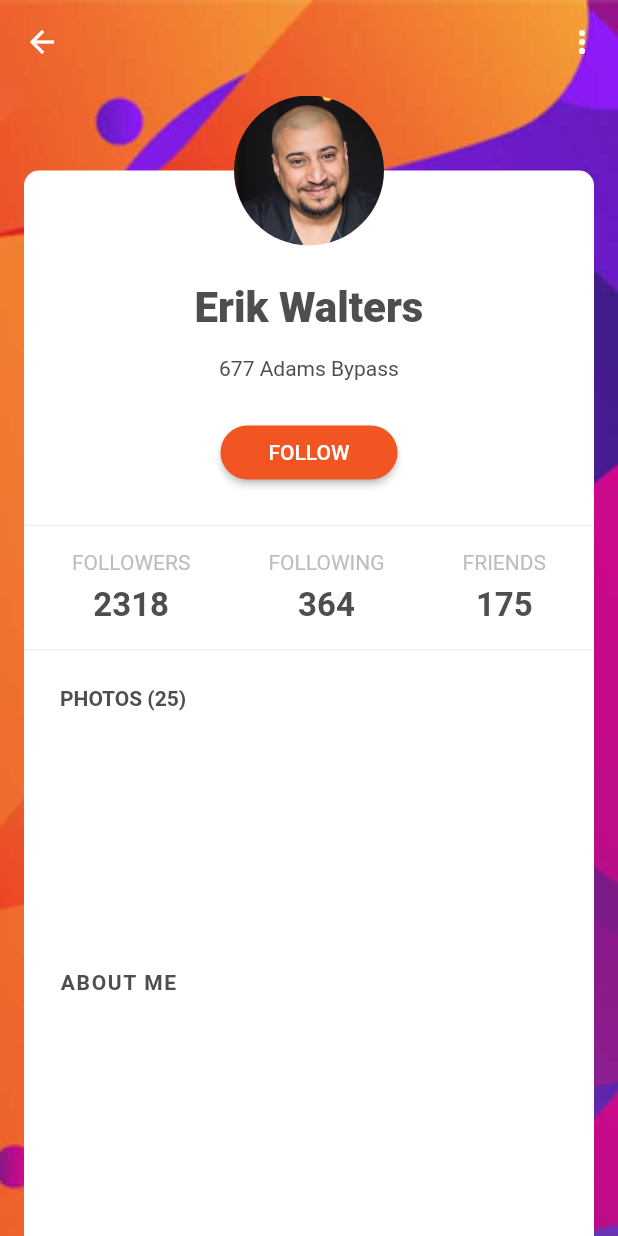
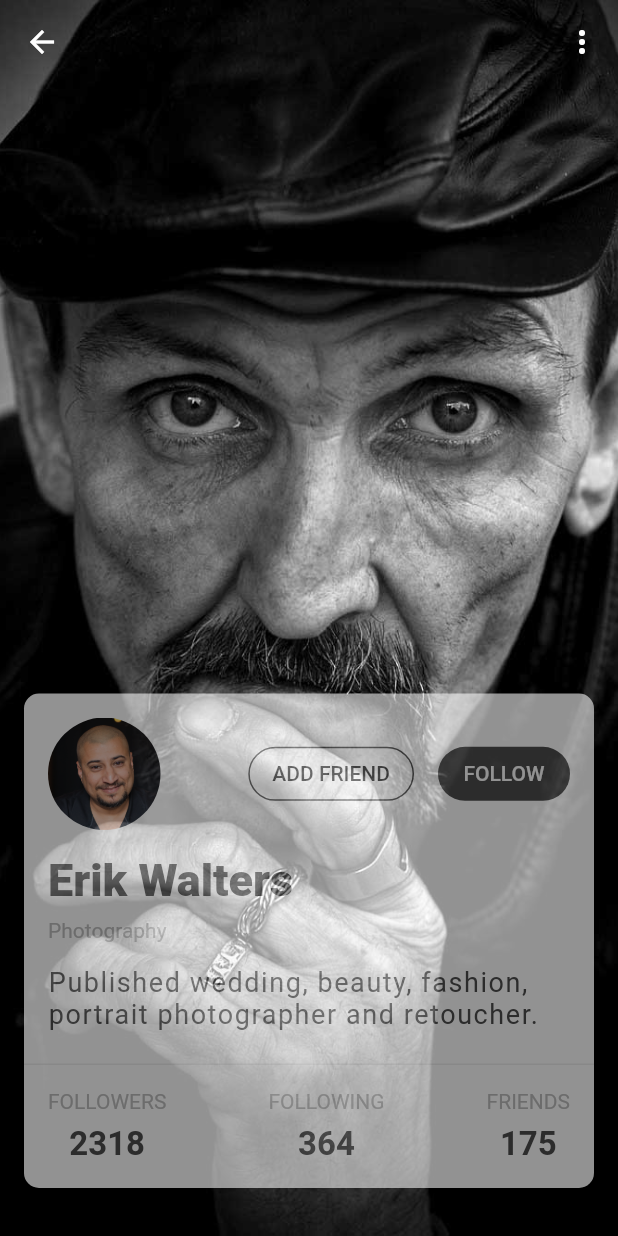
Before and after one commit to hyperionstudios/flutter_ui, a Flutter app: the first screen one second after launch, on a phone screen of 412 x 824 dp. Run offline on Flutter 3.47's test engine with Material 2 defaults, Android fonts, the phone set to English and light mode, and no system bars; our stand-ins replace font_awesome_flutter; project files that could hold a hidden picture were left out.

Commit message:
add profile4

```diff
--- a/lib/main.dart
+++ b/lib/main.dart
@@ -1,4 +1,5 @@
 import 'package:flutter/material.dart';
+import 'package:flutterui/profiles/profile4/profile4.dart';
 
 import 'profiles/profile1/profile_1.dart';
 import 'profiles/profile2/profile2.dart';
@@ -17,7 +18,7 @@ class MyApp extends StatelessWidget {
       theme: ThemeData(
         primarySwatch: Colors.blue,
       ),
-      home: Profile3(),
+      home: Profile4(),
     );
   }
 }
--- /dev/null
+++ b/lib/profiles/profile4/profile.dart
@@ -0,0 +1,10 @@
+class User{
+  String name, profession, about;
+  User({this.name, this.profession, this.about});
+}
+
+class Profile{
+  User user;
+  int followers, following, friends;
+  Profile({this.user, this.followers, this.following, this.friends});
+}
--- /dev/null
+++ b/lib/profiles/profile4/profile4.dart
@@ -0,0 +1,241 @@
+import 'package:flutter/material.dart';
+import 'package:flutterui/profiles/profile4/profile.dart';
+import 'package:flutterui/profiles/profile4/profile_provider.dart';
+
+class Profile4 extends StatefulWidget {
+  @override
+  _Profile4State createState() => _Profile4State();
+}
+
+class _Profile4State extends State<Profile4> {
+  Profile _profile = ProfileProvider.getProfile();
+  bool _visible = false;
+
+  @override
+  void initState() {
+    super.initState();
+    Future.delayed(Duration(milliseconds: 500) , (){
+      setState(() {
+        _visible = true;
+      });
+    });
+  }
+
+  @override
+  Widget build(BuildContext context) {
+    return Stack(
+      children: <Widget>[
+        Image.asset(
+          'assets/profiles/profile4bg.jpg',
+          fit: BoxFit.cover,
+          height: MediaQuery.of(context).size.height,
+        ),
+        Scaffold(
+          backgroundColor: Colors.transparent,
+          appBar: AppBar(
+            backgroundColor: Colors.transparent,
+            elevation: 0,
+            leading: IconButton(
+              onPressed: () {},
+              icon: Icon(Icons.arrow_back),
+            ),
+            actions: <Widget>[
+              IconButton(
+                icon: Icon(Icons.more_vert),
+                onPressed: () {},
+              ),
+            ],
+          ),
+          body: Align(
+            alignment: Alignment.bottomCenter,
+            child: AnimatedOpacity(
+              opacity: _visible ? 1 : 0,
+              duration: Duration(milliseconds: 700),
+              child: _bodyCard(context),
+            ),
+          ),
+        ),
+      ],
+    );
+  }
+
+  Widget _bodyCard(BuildContext context) {
+    return Container(
+      margin: EdgeInsets.symmetric(vertical: 32, horizontal: 16),
+      height: MediaQuery.of(context).size.height * 0.4,
+      decoration: BoxDecoration(
+          color: Colors.white,
+          borderRadius: BorderRadius.all(Radius.circular(10))),
+      child: Column(
+        mainAxisAlignment: MainAxisAlignment.spaceBetween,
+        crossAxisAlignment: CrossAxisAlignment.start,
+        children: <Widget>[
+          _profileRow(context),
+          ..._profileText(context),
+          Spacer(
+            flex: 2,
+          ),
+          _divider(context),
+          _counters(context),
+        ],
+      ),
+    );
+  }
+
+  Widget _divider(BuildContext context) {
+    return Container(
+      height: 1,
+      color: Colors.grey.shade200,
+    );
+  }
+
+  static Color _textColor = Color(0xFF4e4e4e);
+
+  TextStyle _bottomBarTitle = TextStyle(
+    color: Colors.grey.shade400,
+  );
+  TextStyle _bottomBarCounter = TextStyle(
+    color: _textColor,
+    fontSize: 22,
+    fontWeight: FontWeight.bold,
+  );
+
+  Widget _counters(BuildContext context) {
+    return Padding(
+      padding: const EdgeInsets.all(16),
+      child: Row(
+        mainAxisAlignment: MainAxisAlignment.spaceBetween,
+        children: <Widget>[
+          Column(
+            children: <Widget>[
+              Text(
+                'FOLLOWERS',
+                style: _bottomBarTitle,
+              ),
+              SizedBox(
+                height: 8,
+              ),
+              Text(
+                _profile.followers.toString(),
+                style: _bottomBarCounter,
+              ),
+            ],
+          ),
+          Column(
+            children: <Widget>[
+              Text(
+                'FOLLOWING',
+                style: _bottomBarTitle,
+              ),
+              SizedBox(
+                height: 8,
+              ),
+              Text(
+                _profile.following.toString(),
+                style: _bottomBarCounter,
+              ),
+            ],
+          ),
+          Column(
+            children: <Widget>[
+              Text(
+                'FRIENDS',
+                style: _bottomBarTitle,
+              ),
+              SizedBox(
+                height: 8,
+              ),
+              Text(
+                _profile.friends.toString(),
+                style: _bottomBarCounter,
+              ),
+            ],
+          ),
+        ],
+      ),
+    );
+  }
+
+  Widget _profileRow(BuildContext context) {
+    return Padding(
+      padding: const EdgeInsets.all(16),
+      child: Row(
+        mainAxisAlignment: MainAxisAlignment.spaceBetween,
+        children: <Widget>[
+          Container(
+            width: 75,
+            height: 75,
+            decoration: BoxDecoration(
+              image: DecorationImage(
+                  image: ExactAssetImage('assets/shared/ahmad.png')),
+              shape: BoxShape.circle,
+            ),
+          ),
+          Spacer(
+            flex: 2,
+          ),
+          RaisedButton(
+            onPressed: () {},
+            elevation: 0,
+            shape: RoundedRectangleBorder(
+              side: BorderSide(color: _textColor, width: 1),
+              borderRadius: BorderRadius.all(
+                Radius.circular(25),
+              ),
+            ),
+            color: Colors.transparent,
+            child: Text('ADD FRIEND'),
+          ),
+          SizedBox(
+            width: 16,
+          ),
+          RaisedButton(
+            onPressed: () {},
+            elevation: 0,
+            shape: RoundedRectangleBorder(
+              borderRadius: BorderRadius.all(
+                Radius.circular(25),
+              ),
+            ),
+            color: _textColor,
+            child: Text(
+              'FOLLOW',
+              style: TextStyle(color: Colors.white),
+            ),
+          ),
+        ],
+      ),
+    );
+  }
+
+  List<Widget> _profileText(BuildContext context) {
+    return [
+      Padding(
+        padding: EdgeInsets.only(left: 16, bottom: 8),
+        child: Text(
+          _profile.user.name,
+          style: TextStyle(
+              fontWeight: FontWeight.w900, fontSize: 30, color: _textColor),
+        ),
+      ),
+      Padding(
+        padding: EdgeInsets.only(left: 16, bottom: 16),
+        child: Text(
+          _profile.user.profession,
+          style: TextStyle(color: Colors.grey.shade400),
+        ),
+      ),
+      Padding(
+        padding: EdgeInsets.symmetric(horizontal: 16),
+        child: Text(
+          _profile.user.about,
+          style: TextStyle(
+            color: _textColor,
+            fontSize: 18,
+            letterSpacing: 1.05,
+          ),
+        ),
+      ),
+    ];
+  }
+}
--- /dev/null
+++ b/lib/profiles/profile4/profile_provider.dart
@@ -0,0 +1,18 @@
+import 'package:flutterui/profiles/profile4/profile.dart';
+
+class ProfileProvider{
+
+  static Profile getProfile(){
+    return Profile(
+      user: User(
+        name: 'Erik Walters',
+        profession: 'Photography',
+        about: 'Published wedding, beauty, fashion, portrait photographer and retoucher.'
+      ),
+      following: 364,
+      followers: 2318,
+      friends: 175
+    );
+  }
+
+}
```
Also changed, not shown: assets/profiles/profile4bg.jpg (added).
